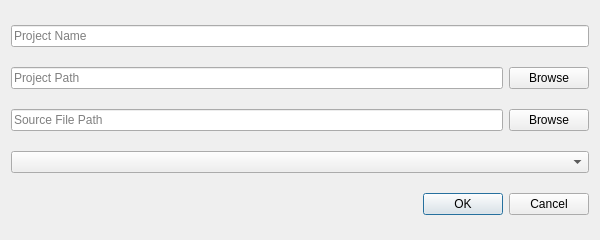
The window that Ferry-TranslationsToolsApp/project_setup_dialog.ui (RAM-tech400/Ferry-TranslationTools) describes before a commit, drawn with Qt 5.
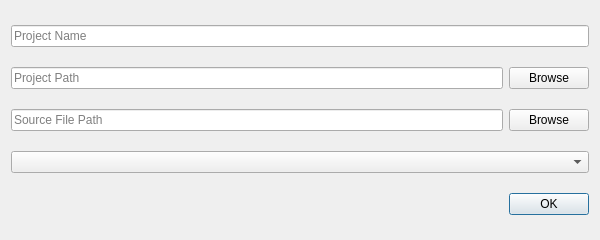
The same window after the commit.

Commit message: Implement validation for inputs when dialog OK button clicked.

Patch:
```diff
--- a/Ferry-TranslationsToolsApp/project_setup_dialog.ui
+++ b/Ferry-TranslationsToolsApp/project_setup_dialog.ui
@@ -93,11 +93,8 @@
    </item>
    <item>
     <widget class="QDialogButtonBox" name="buttonBox">
-     <property name="orientation">
-      <enum>Qt::Orientation::Horizontal</enum>
-     </property>
      <property name="standardButtons">
-      <set>QDialogButtonBox::StandardButton::Cancel|QDialogButtonBox::StandardButton::Ok</set>
+      <set>QDialogButtonBox::StandardButton::Ok</set>
      </property>
     </widget>
    </item>
```
Left out of the diff: 35 changed lines with no effect on the pictures. The commit also changes 2 other files.
